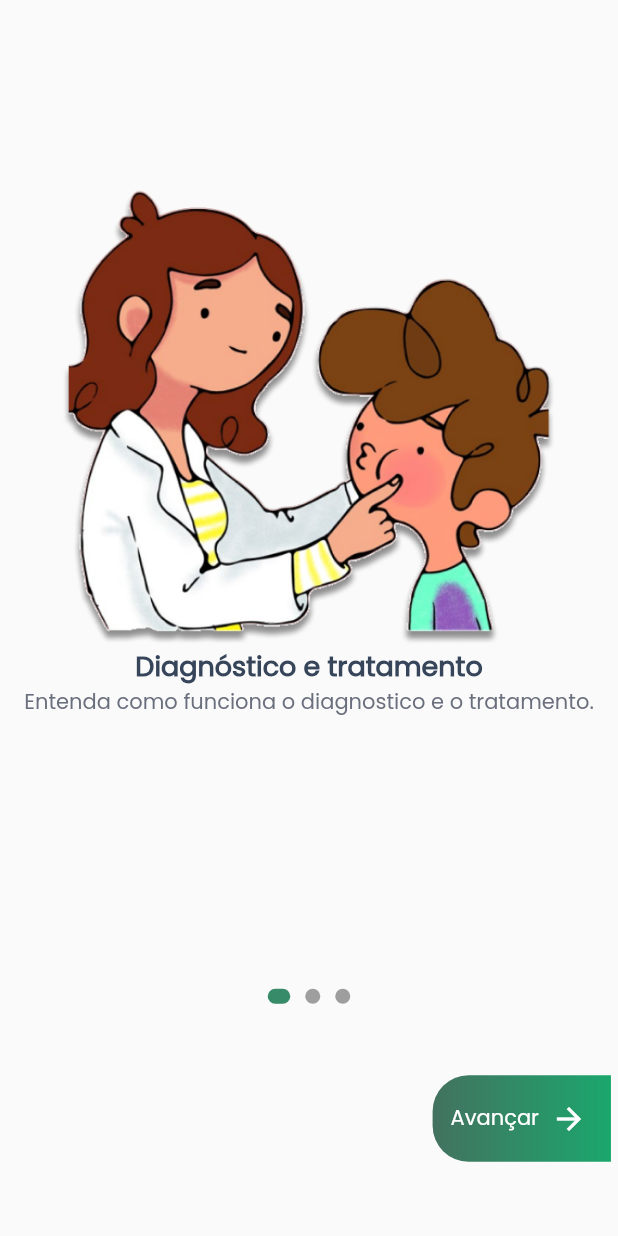
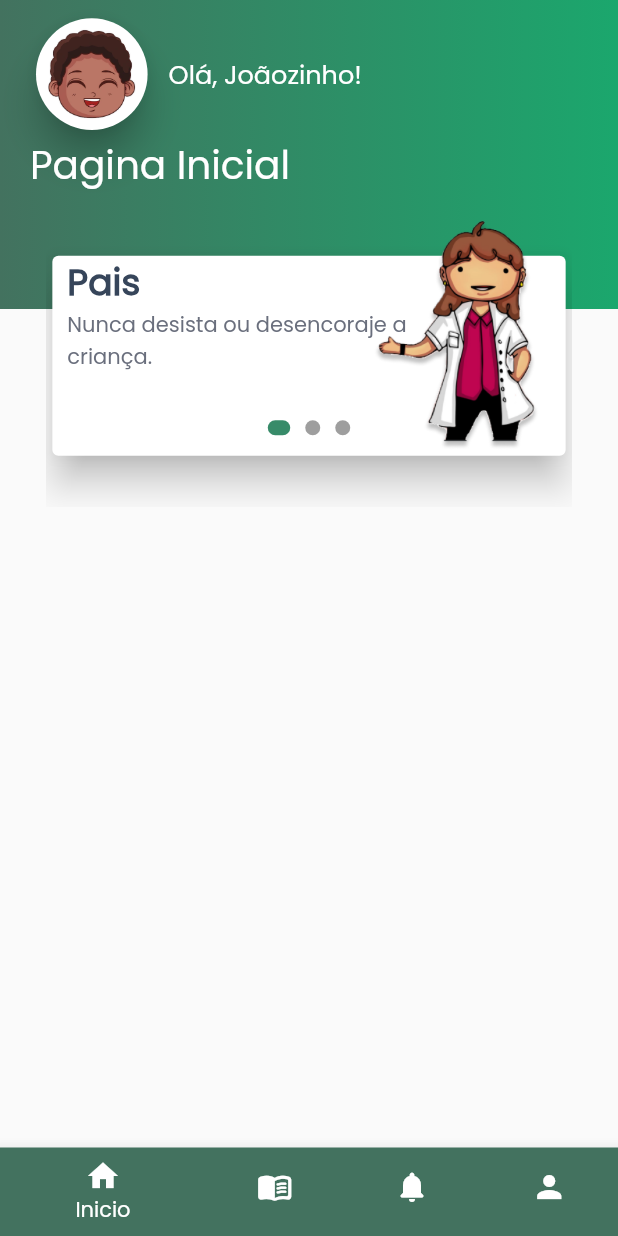
Before and after one commit to WemersonDamasceno/fono-play-tcc, a Flutter app: the screen it shows after launch, on a phone screen of 412 x 824 dp. Run offline on Flutter 3.47's test engine with Material 2 defaults, Android fonts, the phone set to English and light mode, and no system bars; our stand-ins replace flutter_mobx, mobx; generated files the repository leaves out were written again.

Commit message:
Criado o banner da pagina inicial

```diff
--- a/lib/main.dart
+++ b/lib/main.dart
@@ -1,8 +1,8 @@
 import 'package:flutter/material.dart';
 import 'package:flutter_localizations/flutter_localizations.dart';
-import 'src/pages/login/criar_conta/dados_do_responsavel/criar_conta_page.dart';
-import 'src/pages/login/criar_conta/dados_da_crianca/dados_da_crianca_page.dart';
-import 'src/pages/login/entrar/paciente/login_entrar_page.dart';
+import 'src/pages/paciente/home/navigation/home_navigation.dart';
+import 'src/pages/paciente/login/criar_conta/dados_do_responsavel/criar_conta_page.dart';
+import 'src/pages/paciente/login/entrar/login_entrar_page.dart';
 import 'src/pages/screens_intro/view/introducao_page.dart';
 import 'src/pages/splash/splash_page.dart';
 
@@ -29,13 +29,13 @@ class MyApp extends StatelessWidget {
       supportedLocales: const [
         Locale("pt", "BR"),
       ],
-      home: const SplashPage(),
+      home: const NavigationHomePage(),
       initialRoute: '/',
       routes: {
-        '/splash': (context) => const SplashPage(),
         '/introducao_pages': (context) => const IntroducaoPage(),
         '/login_entrar': (context) => const LoginEntrarPage(),
         '/login_criar_conta': (context) => const LoginCriarContaPage(),
+        '/home': (context) => const NavigationHomePage(),
       },
     );
   }
--- a/lib/src/pages/login/entrar/entrar_fonoaudiologo/entrar_fonoaudilogo_page.dart
+++ b/lib/src/pages/fonoaudiologo/login/entrar_fonoaudilogo_page.dart
@@ -1,7 +1,8 @@
 import 'package:flutter/material.dart';
 import 'package:flutter/services.dart';
+import 'package:fonoplay/src/pages/paciente/login/entrar/login_entrar_page.dart';
+import 'package:fonoplay/src/pages/widgets/container_gradiente_widget.dart';
 import '/src/constants/constants_colors.dart';
-import '/src/pages/login/entrar/paciente/login_entrar_page.dart';
 import '/src/pages/widgets/button_gradiente_widget.dart';
 import '/src/pages/widgets/input_text_widget.dart';
 
@@ -40,14 +41,7 @@ class _EntrarFonoaudiologoPageState extends State<EntrarFonoaudiologoPage> {
       body: SingleChildScrollView(
         child: Stack(
           children: [
-            Positioned(
-              child: Container(
-                height: size.height * 0.2,
-                decoration: const BoxDecoration(
-                  gradient: ConstantColor.linearColors,
-                ),
-              ),
-            ),
+            const ContainerGradienteWidget(),
             Padding(
               padding: EdgeInsets.only(top: size.height * 0.03),
               child: IconButton(
--- /dev/null
+++ b/lib/src/pages/paciente/home/1_inicio/inicio_paciente_page.dart
@@ -0,0 +1,41 @@
+import 'package:flutter/material.dart';
+import 'package:fonoplay/src/pages/paciente/home/1_inicio/widgets/banner/banner_widget.dart';
+import 'package:fonoplay/src/pages/widgets/cabecalho_widget.dart';
+import 'package:fonoplay/src/pages/widgets/container_gradiente_widget.dart';
+
+import 'widgets/banner/banner_carousel_widget.dart';
+
+class InicioPacientePage extends StatelessWidget {
+  const InicioPacientePage({Key? key}) : super(key: key);
+
+  @override
+  Widget build(BuildContext context) {
+    Size size = MediaQuery.of(context).size;
+    return Stack(
+      children: [
+        const ContainerGradienteWidget(),
+        SafeArea(
+          child: Padding(
+            padding:
+                EdgeInsets.only(left: 20, right: 20, top: size.height * 0.01),
+            child: Column(
+              children: const [
+                CabecalhoWidget(
+                  imagemPerfil: "assets/images/avatar_01.png",
+                  nomeCrianca: "Joãozinho",
+                  titulo: "Pagina Inicial",
+                ),
+              ],
+            ),
+          ),
+        ),
+        Positioned(
+          top: size.height * 0.1,
+          right: 0,
+          left: 0,
+          child: const BannerWidget(),
+        ),
+      ],
+    );
+  }
+}
--- /dev/null
+++ b/lib/src/pages/paciente/home/1_inicio/widgets/banner/banner_carousel_widget.dart
@@ -0,0 +1,94 @@
+import 'package:flutter/material.dart';
+import 'package:fonoplay/src/constants/constants_colors.dart';
+
+class BannerCarousel extends StatelessWidget {
+  final int bannerEscolhida;
+  final PageController pageController;
+  final List<Map<String, String>> listImagens;
+
+  const BannerCarousel({
+    Key? key,
+    required this.bannerEscolhida,
+    required this.pageController,
+    required this.listImagens,
+  }) : super(key: key);
+
+  @override
+  Widget build(BuildContext context) {
+    return PageView.builder(
+      controller: pageController,
+      itemCount: listImagens.length,
+      itemBuilder: (_, index) {
+        return PageSlide(
+          paginaEmDestaque: bannerEscolhida == index,
+          descricao: listImagens[index]["descricao"]!,
+          titulo: listImagens[index]["titulo"]!,
+        );
+      },
+    );
+  }
+}
+
+class PageSlide extends StatelessWidget {
+  final String titulo;
+  final String descricao;
+  final bool paginaEmDestaque;
+
+  const PageSlide({
+    Key? key,
+    required this.paginaEmDestaque,
+    required this.titulo,
+    required this.descricao,
+  }) : super(key: key);
+
+  @override
+  Widget build(BuildContext context) {
+    Size size = MediaQuery.of(context).size;
+    final double top = paginaEmDestaque ? 10 : 30;
+    return AnimatedContainer(
+      duration: const Duration(milliseconds: 300),
+      margin: EdgeInsets.fromLTRB(0, top, 0, 30),
+      child: Stack(
+        children: [
+          SizedBox(
+            width: size.width,
+            height: size.height * 0.18,
+            child: Card(
+              color: Colors.white,
+              elevation: 10,
+              child: Padding(
+                padding: const EdgeInsets.symmetric(horizontal: 10),
+                child: Stack(
+                  children: [
+                    Column(
+                      crossAxisAlignment: CrossAxisAlignment.start,
+                      children: [
+                        Text(
+                          titulo,
+                          style: const TextStyle(
+                            color: ConstantColor.titlesColor,
+                            fontSize: 24,
+                            fontWeight: FontWeight.bold,
+                          ),
+                        ),
+                        SizedBox(
+                          width: size.width * 0.6,
+                          child: Text(
+                            descricao,
+                            style: const TextStyle(
+                                color: ConstantColor.descricaoColor),
+                            textAlign: TextAlign.start,
+                          ),
+                        ),
+                      ],
+                    ),
+                  ],
+                ),
+              ),
+            ),
+          ),
+        ],
+      ),
+    );
+  }
+}
--- /dev/null
+++ b/lib/src/pages/paciente/home/1_inicio/widgets/banner/banner_widget.dart
@@ -0,0 +1,68 @@
+import 'package:flutter/material.dart';
+import 'package:fonoplay/src/pages/paciente/home/1_inicio/widgets/banner/banner_carousel_widget.dart';
+import 'package:fonoplay/src/pages/paciente/home/1_inicio/widgets/banner/item_banner_model.dart';
+import 'package:fonoplay/src/pages/screens_intro/view/widgets/bolinhas_row.dart';
+import '/src/constants/constants_colors.dart';
+
+class BannerWidget extends StatefulWidget {
+  const BannerWidget({Key? key}) : super(key: key);
+
+  @override
+  _BannerWidgetState createState() => _BannerWidgetState();
+}
+
+class _BannerWidgetState extends State<BannerWidget> {
+  ItemBannerModel bannerList = ItemBannerModel();
+  final PageController _pageController = PageController(viewportFraction: 1);
+  int _currentPage = 0;
+
+  @override
+  void initState() {
+    super.initState();
+    _pageController.addListener(() {
+      int next = _pageController.page!.round();
+      if (_currentPage != next) {
+        setState(() {
+          _currentPage = next;
+        });
+      }
+    });
+  }
+
+  @override
+  Widget build(BuildContext context) {
+    Size size = MediaQuery.of(context).size;
+    return SizedBox(
+      height: size.height * .4,
+      child: Stack(
+        alignment: Alignment.center,
+        children: [
+          SizedBox(
+            height: size.height * .22,
+            width: size.width * .85,
+            child: BannerCarousel(
+              listImagens: bannerList.listImagens,
+              pageController: _pageController,
+              bannerEscolhida: _currentPage,
+            ),
+          ),
+          Positioned(
+            bottom: size.height * .135,
+            left: size.width * 0.6,
+            child: Image.asset(
+              "assets/images/fono_explica.png",
+              width: 120,
+            ),
+          ),
+          Positioned(
+            top: size.height * .24,
+            child: BolinhasLinhas(
+              paginaEmDestaque: _currentPage,
+              tamanhoDaLista: bannerList.listImagens.length,
+            ),
+          ),
+        ],
+      ),
+    );
+  }
+}
--- /dev/null
+++ b/lib/src/pages/paciente/home/1_inicio/widgets/banner/item_banner_model.dart
@@ -0,0 +1,19 @@
+class ItemBannerModel {
+  List<Map<String, String>> listImagens = [
+    {
+      "image": 'assets/images/fono_explica.png',
+      "titulo": "Pais",
+      "descricao": "Nunca desista ou desencoraje a criança."
+    },
+    {
+      "image": 'assets/images/fono_explica.png',
+      "titulo": "Fale face a face",
+      "descricao": "Olhe sempre para a criança para falar."
+    },
+    {
+      "image": 'assets/images/fono_explica.png',
+      "titulo": "Brinque muito",
+      "descricao": "A criança sempre vai aprender brincando."
+    }
+  ];
+}
--- /dev/null
+++ b/lib/src/pages/paciente/home/2_artigos/artigos_paciente_page.dart
@@ -0,0 +1,12 @@
+import 'package:flutter/material.dart';
+
+class ArtigosPacientePage extends StatelessWidget {
+  const ArtigosPacientePage({Key? key}) : super(key: key);
+
+  @override
+  Widget build(BuildContext context) {
+    return const Center(
+      child: Text("Artigo page"),
+    );
+  }
+}
--- /dev/null
+++ b/lib/src/pages/paciente/home/3_notificacoes/notificacoes_paciente_page.dart
@@ -0,0 +1,12 @@
+import 'package:flutter/material.dart';
+
+class NotificacoesPacientePage extends StatelessWidget {
+  const NotificacoesPacientePage({Key? key}) : super(key: key);
+
+  @override
+  Widget build(BuildContext context) {
+    return const Center(
+      child: Text("Notificacoes page"),
+    );
+  }
+}
--- /dev/null
+++ b/lib/src/pages/paciente/home/4_perfil/perfil_paciente_page.dart
@@ -0,0 +1,12 @@
+import 'package:flutter/material.dart';
+
+class PerfilPacientePage extends StatelessWidget {
+  const PerfilPacientePage({Key? key}) : super(key: key);
+
+  @override
+  Widget build(BuildContext context) {
+    return const Center(
+      child: Text("Perfil page"),
+    );
+  }
+}
--- /dev/null
+++ b/lib/src/pages/paciente/home/navigation/home_navigation.dart
@@ -0,0 +1,58 @@
+import 'package:flutter/material.dart';
+import 'package:fonoplay/src/constants/constants_colors.dart';
+import 'package:fonoplay/src/pages/paciente/home/1_inicio/inicio_paciente_page.dart';
+import 'package:fonoplay/src/pages/paciente/home/2_artigos/artigos_paciente_page.dart';
+import 'package:fonoplay/src/pages/paciente/home/3_notificacoes/notificacoes_paciente_page.dart';
+import 'package:fonoplay/src/pages/paciente/home/4_perfil/perfil_paciente_page.dart';
+
+class NavigationHomePage extends StatefulWidget {
+  const NavigationHomePage({Key? key}) : super(key: key);
+
+  @override
+  _NavigationHomePageState createState() => _NavigationHomePageState();
+}
+
+class _NavigationHomePageState extends State<NavigationHomePage> {
+  int tabSelecionada = 0;
+
+  final tabs = [
+    const InicioPacientePage(),
+    const ArtigosPacientePage(),
+    const NotificacoesPacientePage(),
+    const PerfilPacientePage(),
+  ];
+
+  @override
+  Widget build(BuildContext context) {
+    return Scaffold(
+      body: tabs[tabSelecionada],
+      bottomNavigationBar: BottomNavigationBar(
+        currentIndex: tabSelecionada,
+        items: const [
+          BottomNavigationBarItem(
+            icon: Icon(Icons.home),
+            backgroundColor: ConstantColor.startGradiente,
+            label: "Inicio",
+          ),
+          BottomNavigationBarItem(
+            icon: Icon(Icons.menu_book_rounded),
+            label: "Artigos",
+          ),
+          BottomNavigationBarItem(
+            icon: Icon(Icons.notifications_rounded),
+            label: "Notificações",
+          ),
+          BottomNavigationBarItem(
+            icon: Icon(Icons.person),
+            label: "Perfil",
+          ),
+        ],
+        onTap: (index) {
+          setState(() {
+            tabSelecionada = index;
+          });
+        },
+      ),
+    );
+  }
+}
--- a/lib/src/pages/login/criar_conta/dados_da_crianca/dados_da_crianca_page.dart
+++ b/lib/src/pages/paciente/login/criar_conta/dados_da_crianca/dados_da_crianca_page.dart
@@ -1,7 +1,8 @@
 import 'package:flutter/material.dart';
 import 'package:flutter_mobx/flutter_mobx.dart';
-import 'package:fonoplay/src/constants/constants_colors.dart';
-import 'package:fonoplay/src/pages/login/criar_conta/dados_do_responsavel/criar_conta_page.dart';
+import 'package:fonoplay/src/pages/paciente/login/criar_conta/dados_do_responsavel/criar_conta_page.dart';
+import 'package:fonoplay/src/pages/widgets/container_gradiente_widget.dart';
+import '/src/constants/constants_colors.dart';
 import 'package:fonoplay/src/pages/widgets/button_gradiente_widget.dart';
 import 'package:fonoplay/src/pages/widgets/input_text_widget.dart';
 import 'package:fonoplay/src/constants/constants_snackbar.dart';
@@ -42,14 +43,7 @@ class _DadosDaCriancaPageState extends State<DadosDaCriancaPage> {
       body: SingleChildScrollView(
         child: Stack(
           children: [
-            Positioned(
-              child: Container(
-                height: size.height * 0.2,
-                decoration: const BoxDecoration(
-                  gradient: ConstantColor.linearColors,
-                ),
-              ),
-            ),
+            const ContainerGradienteWidget(),
             Padding(
               padding: EdgeInsets.only(top: size.height * 0.03),
               child: IconButton(
--- a/lib/src/pages/login/criar_conta/dados_do_responsavel/criar_conta_page.dart
+++ b/lib/src/pages/paciente/login/criar_conta/dados_do_responsavel/criar_conta_page.dart
@@ -1,7 +1,8 @@
 import 'package:flutter/gestures.dart';
 import 'package:flutter/material.dart';
-import 'package:fonoplay/src/pages/login/entrar/paciente/login_entrar_page.dart';
 import 'package:fonoplay/src/constants/constants_snackbar.dart';
+import 'package:fonoplay/src/pages/paciente/login/entrar/login_entrar_page.dart';
+import 'package:fonoplay/src/pages/widgets/container_gradiente_widget.dart';
 import '/src/constants/constants_colors.dart';
 import '/src/pages/widgets/button_gradiente_widget.dart';
 import '/src/pages/widgets/input_text_widget.dart';
@@ -43,14 +44,7 @@ class _LoginCriarContaPageState extends State<LoginCriarContaPage> {
       body: SingleChildScrollView(
         child: Stack(
           children: [
-            Positioned(
-              child: Container(
-                height: size.height * 0.2,
-                decoration: const BoxDecoration(
-                  gradient: ConstantColor.linearColors,
-                ),
-              ),
-            ),
+            const ContainerGradienteWidget(),
             Padding(
               padding: EdgeInsets.only(top: size.height * 0.03),
               child: IconButton(
--- a/lib/src/pages/login/entrar/paciente/login_entrar_page.dart
+++ b/lib/src/pages/paciente/login/entrar/login_entrar_page.dart
@@ -1,10 +1,11 @@
 import 'package:flutter/material.dart';
-import 'package:fonoplay/src/pages/login/criar_conta/dados_do_responsavel/criar_conta_page.dart';
-import 'package:fonoplay/src/pages/login/entrar/entrar_fonoaudiologo/entrar_fonoaudilogo_page.dart';
-import 'package:fonoplay/src/pages/login/entrar/widgets/button_icon_widget.dart';
+import 'package:fonoplay/src/pages/fonoaudiologo/login/entrar_fonoaudilogo_page.dart';
+import 'package:fonoplay/src/pages/paciente/login/criar_conta/dados_do_responsavel/criar_conta_page.dart';
+import 'package:fonoplay/src/pages/widgets/container_gradiente_widget.dart';
 import '/src/pages/widgets/button_gradiente_widget.dart';
 import '/src/pages/widgets/input_text_widget.dart';
 import '/src/constants/constants_colors.dart';
+import 'widgets/button_icon_widget.dart';
 
 class LoginEntrarPage extends StatefulWidget {
   const LoginEntrarPage({Key? key}) : super(key: key);
@@ -37,14 +38,7 @@ class _LoginEntrarPageState extends State<LoginEntrarPage> {
     return Scaffold(
       body: SingleChildScrollView(
         child: Stack(children: [
-          Positioned(
-            child: Container(
-              height: size.height * 0.2,
-              decoration: const BoxDecoration(
-                gradient: ConstantColor.linearColors,
-              ),
-            ),
-          ),
+          const ContainerGradienteWidget(),
           Padding(
             padding: const EdgeInsets.only(left: 20, right: 20, top: 40),
             child: Column(
@@ -155,7 +149,9 @@ class _LoginEntrarPageState extends State<LoginEntrarPage> {
                   child: ButtonIconWidget(
                     pathImagem: "assets/images/logo_google.png",
                     texto: "Entrar com o Google",
-                    onPressed: () {},
+                    onPressed: () {
+                      Navigator.popAndPushNamed(context, "/home");
+                    },
                   ),
                 ),
                 ButtonIconWidget(
--- /dev/null
+++ b/lib/src/pages/widgets/cabecalho_widget.dart
@@ -0,0 +1,59 @@
+import 'package:flutter/material.dart';
+
+class CabecalhoWidget extends StatelessWidget {
+  final String imagemPerfil;
+  final String nomeCrianca;
+  final String titulo;
+  const CabecalhoWidget({
+    Key? key,
+    required this.imagemPerfil,
+    required this.nomeCrianca,
+    required this.titulo,
+  }) : super(key: key);
+
+  @override
+  Widget build(BuildContext context) {
+    Size size = MediaQuery.of(context).size;
+    return Column(
+      crossAxisAlignment: CrossAxisAlignment.start,
+      children: [
+        Row(
+          children: [
+            SizedBox(
+              height: size.height * 0.1,
+              width: size.width * 0.2,
+              child: Card(
+                elevation: 10,
+                color: Colors.white,
+                shape: RoundedRectangleBorder(
+                  borderRadius: BorderRadius.circular(100),
+                ),
+                child: Hero(
+                  tag: "avatar",
+                  child: Image.asset(imagemPerfil),
+                ),
+              ),
+            ),
+            const SizedBox(
+              width: 10,
+            ),
+            Text(
+              "Olá, $nomeCrianca!",
+              style: const TextStyle(
+                color: Colors.white,
+                fontSize: 17,
+              ),
+            ),
+          ],
+        ),
+        Text(
+          titulo,
+          style: const TextStyle(
+            color: Colors.white,
+            fontSize: 26,
+          ),
+        )
+      ],
+    );
+  }
+}
--- /dev/null
+++ b/lib/src/pages/widgets/container_gradiente_widget.dart
@@ -0,0 +1,19 @@
+import 'package:flutter/material.dart';
+import 'package:fonoplay/src/constants/constants_colors.dart';
+
+class ContainerGradienteWidget extends StatelessWidget {
+  const ContainerGradienteWidget({Key? key}) : super(key: key);
+
+  @override
+  Widget build(BuildContext context) {
+    Size size = MediaQuery.of(context).size;
+    return Positioned(
+      child: Container(
+        height: size.height * 0.25,
+        decoration: const BoxDecoration(
+          gradient: ConstantColor.linearColors,
+        ),
+      ),
+    );
+  }
+}
```
Also changed, not shown: lib/src/pages/paciente/login/criar_conta/dados_da_crianca/controllers/dados_crianca_controller.dart (renamed from lib/src/pages/login/criar_conta/dados_da_crianca/controllers/dados_crianca_controller.dart), lib/src/pages/paciente/login/criar_conta/dados_da_crianca/stores/dados_crianca_controller.g.dart (renamed from lib/src/pages/login/criar_conta/dados_da_crianca/stores/dados_crianca_controller.g.dart), lib/src/pages/paciente/login/criar_conta/dados_da_crianca/widgets/escolha_avatars_widget.dart (renamed from lib/src/pages/login/criar_conta/dados_da_crianca/widgets/escolha_avatars_widget.dart), lib/src/pages/paciente/login/entrar/widgets/button_icon_widget.dart (renamed from lib/src/pages/login/entrar/widgets/button_icon_widget.dart).
